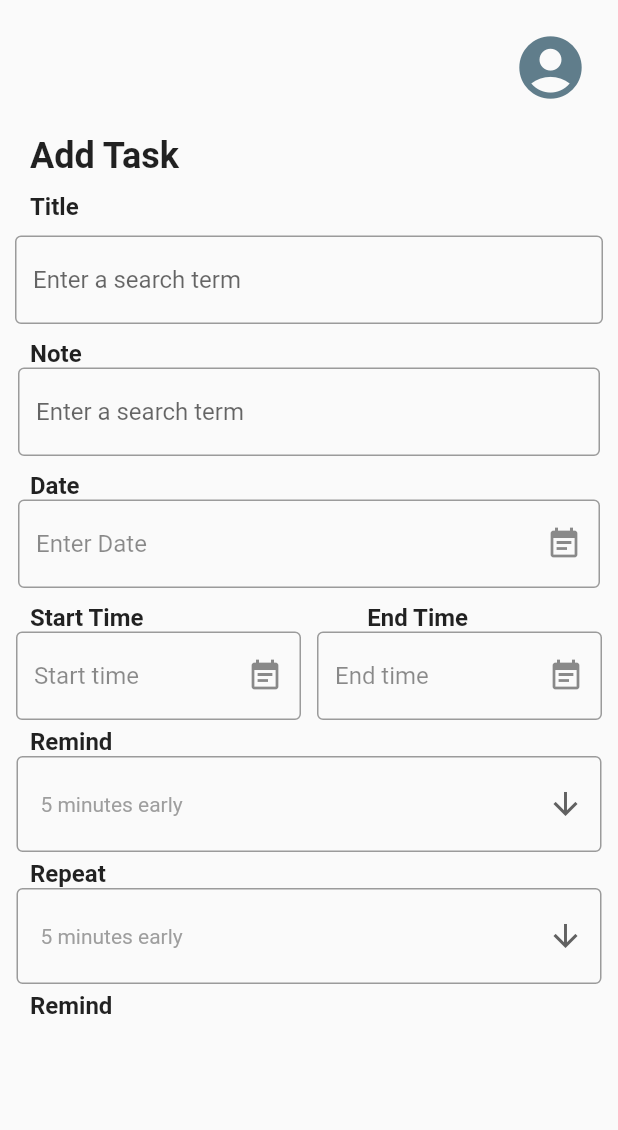
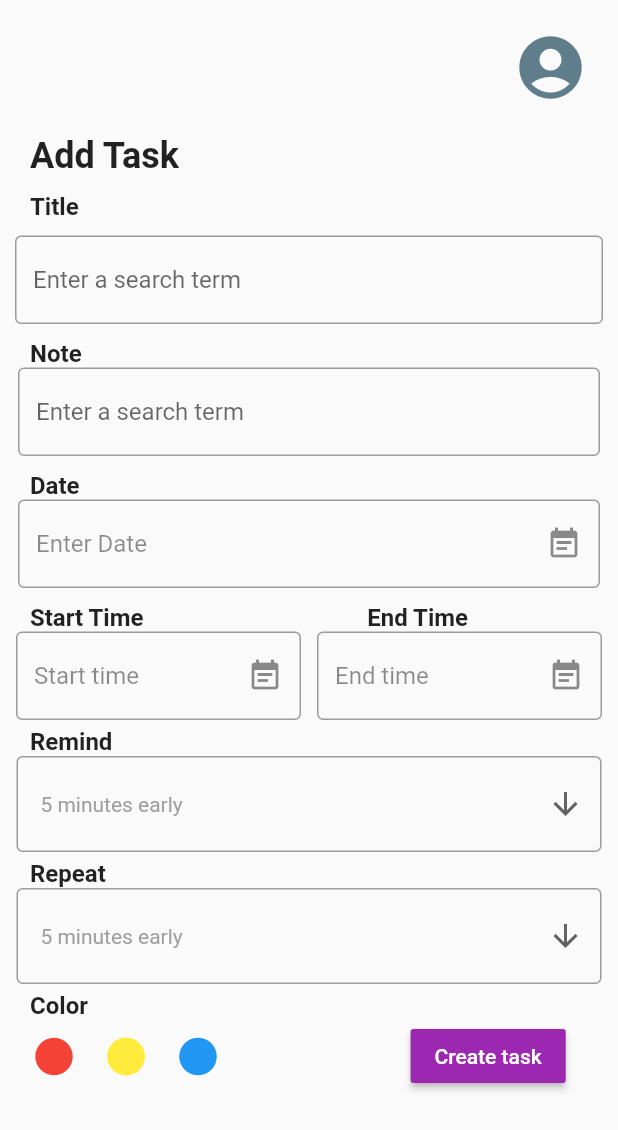
Before and after one commit to Tirth88663/Medicine-Reminder, a Flutter app: the MedicinePage screen opened by its route, on a phone screen of 412 x 824 dp. Shown: the top 1130 px of the screen. Run offline on Flutter 3.47's test engine with Material 2 defaults, Android fonts, the phone set to English and light mode, and no system bars; drawn by our look-alikes of date_field; our stand-ins replace date_picker_timeline.

Commit message:
medicine page completed

```diff
--- a/lib/UI/medicine_page.dart
+++ b/lib/UI/medicine_page.dart
@@ -14,15 +14,22 @@ class MedicinePage extends StatefulWidget {
 
 class _MedicinePageState extends State<MedicinePage> {
   String dropdownValue = '5 minutes early';
+
+  IconData icon = Icons.circle;
+  int iconClickCounter=0;
+  IconData iconOneCheck=Icons.check_circle;
+  IconData iconTwoCheck=Icons.check_circle;
+  IconData iconThreeCheck=Icons.check_circle;
+
   @override
   Widget build(BuildContext context) {
     return SafeArea(
       child: Scaffold(
-        body: Column(
+        body: SingleChildScrollView(
+          child: Column(
             children: [
               Row(
                 mainAxisAlignment: MainAxisAlignment.end,
-
                 children: const [
                   Padding(
                     padding: EdgeInsets.all(20.0),
@@ -78,7 +85,6 @@ class _MedicinePageState extends State<MedicinePage> {
                   Padding(
                     padding: EdgeInsets.only(
                       left: 20.0,
-
                     ),
                     child: Text(
                       "Note",
@@ -89,7 +95,7 @@ class _MedicinePageState extends State<MedicinePage> {
                 ],
               ),
               Padding(
-              padding: const EdgeInsets.only(left: 12.0,right: 12.0),
+                padding: const EdgeInsets.only(left: 12.0, right: 12.0),
                 child: TextField(
                   decoration: InputDecoration(
                     border: OutlineInputBorder(),
@@ -103,7 +109,7 @@ class _MedicinePageState extends State<MedicinePage> {
               Row(
                 children: const [
                   Padding(
-                  padding: EdgeInsets.only(left: 20.0,top: 10.0),
+                    padding: EdgeInsets.only(left: 20.0, top: 10.0),
                     child: Text(
                       "Date",
                       textAlign: TextAlign.justify,
@@ -113,7 +119,10 @@ class _MedicinePageState extends State<MedicinePage> {
                 ],
               ),
               Padding(
-              padding: const EdgeInsets.only(left: 12.0,right: 12.0,),
+                padding: const EdgeInsets.only(
+                  left: 12.0,
+                  right: 12.0,
+                ),
                 child: DateTimeFormField(
                   decoration: const InputDecoration(
                       hintStyle: TextStyle(color: Colors.black45),
@@ -284,16 +293,62 @@ class _MedicinePageState extends State<MedicinePage> {
                       top: 5.0,
                     ),
                     child: Text(
-                    "Remind",
+                      "Color",
                       textAlign: TextAlign.justify,
                       style: kBodyTextSubHeading,
                     ),
                   ),
                 ],
               ),
-
-
+              SizedBox(
+                child: Padding(
+                  padding: const EdgeInsets.symmetric(horizontal: 12.0),
+                  child: Row(
+                    children: [
+                      IconButton(
+                        onPressed: () {
+                          setState(() {
+                            iconClickCounter=1;
+                          });
+                        },
+                        icon: Icon(
+                          iconClickCounter==1 ? iconOneCheck:icon,
+                          color: Colors.red,
+                          size: 30.0,
+                        ),
+                      ),
+                      IconButton(
+                        onPressed: () {
+                          setState(() {
+                            iconClickCounter=2;
+                          });
+                        },
+                        icon: Icon(
+                          iconClickCounter==2 ? iconTwoCheck:icon,
+                          color: Colors.yellow,
+                          size: 30.0,
+                        ),
+                      ),
+                      IconButton(
+                        onPressed: () {
+                          setState(() {
+                            iconClickCounter=3;
+                          });
+                        },
+                        icon: Icon(
+                            iconClickCounter==3 ? iconThreeCheck:icon,
+                          color: Colors.blue,
+                          size: 30.0,
+                        ),
+                      ),
+                      SizedBox(width: MediaQuery.of(context).size.width/3.5,),
+                      RaisedButton(onPressed: (){},color: Colors.purple,child: Text('Create task',style:TextStyle(color: Colors.white),),)
                     ],
+                  ),
+                ),
+              )
+            ],
+          ),
         ),
       ),
     );
```
Lines whose indentation alone changed are shown as unchanged.
